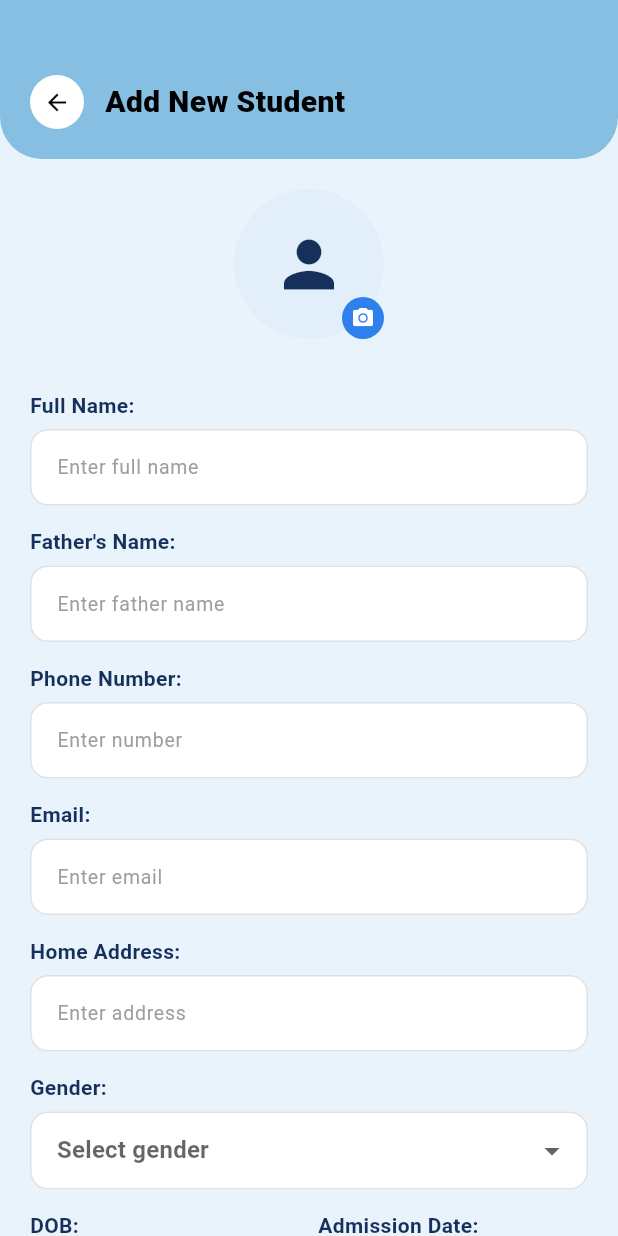
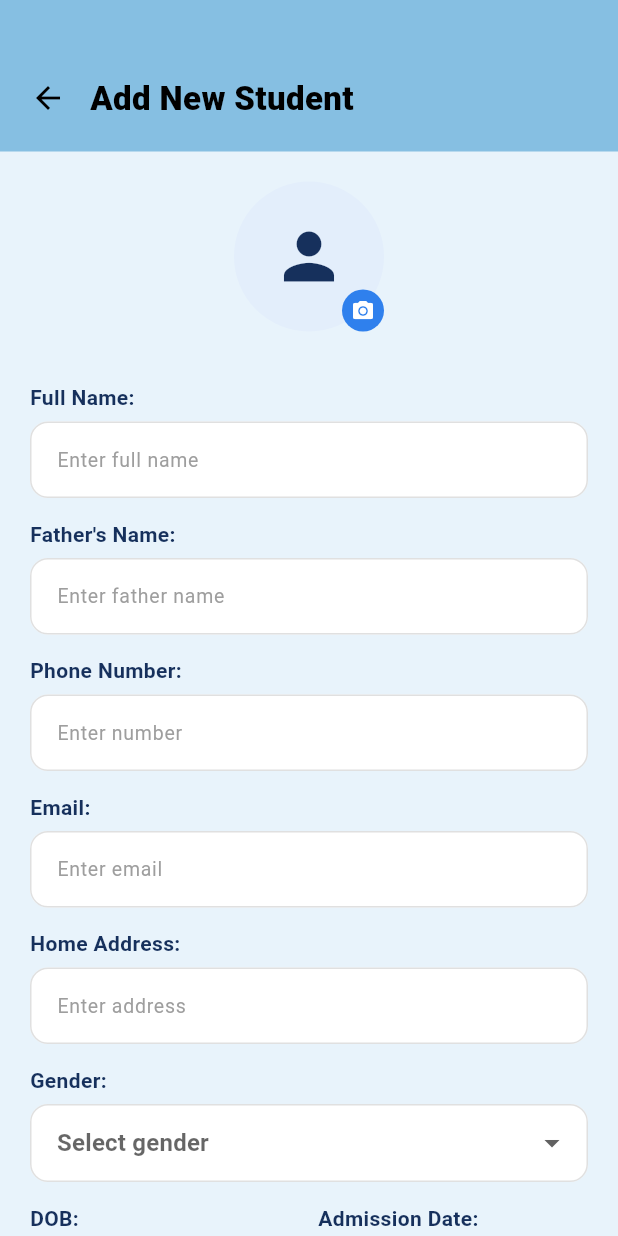
Before and after one commit to Amansarfraz/coaching_center_manager, a Flutter app: the StudentAddScreen screen opened directly, on a phone screen of 412 x 824 dp. Run offline on Flutter 3.47's test engine with Material 3 defaults, Android fonts, the phone set to English and light mode, and no system bars; our stand-ins replace dio, image_picker, shared_preferences; accounts and stored records are empty.

Commit message:
Initial commit

```diff
--- a/coaching_center_manager/lib/screens/student/student_add_screen.dart
+++ b/coaching_center_manager/lib/screens/student/student_add_screen.dart
@@ -201,37 +201,63 @@ class _StudentAddScreenState extends State<StudentAddScreen> {
       body: Column(
         children: [
           // Header
+          // Container(
+          //   width: double.infinity,
+          //   padding: const EdgeInsets.fromLTRB(20, 50, 20, 20),
+          //   decoration: const BoxDecoration(
+          //     color: Color(0xFF86BFE2),
+          //     borderRadius: BorderRadius.only(
+          //       bottomLeft: Radius.circular(28),
+          //       bottomRight: Radius.circular(28),
+          //     ),
+          //   ),
+          //   child: Row(
+          //     children: [
+          //       InkWell(
+          //         onTap: () => Navigator.pop(context),
+          //         borderRadius: BorderRadius.circular(30),
+          //         child: const CircleAvatar(
+          //           radius: 18,
+          //           backgroundColor: Colors.white,
+          //           child: Icon(
+          //             Icons.arrow_back,
+          //             color: Colors.black,
+          //             size: 18,
+          //           ),
+          //         ),
+          //       ),
+          //       const SizedBox(width: 14),
+          //       Text(
+          //         _isEditMode ? 'Edit Student' : 'Add New Student',
+          //         style: const TextStyle(
+          //           fontWeight: FontWeight.w800,
+          //           fontSize: 20,
+          //           color: Colors.black,
+          //         ),
+          //       ),
+          //     ],
+          //   ),
+          // ),
           Container(
             width: double.infinity,
             padding: const EdgeInsets.fromLTRB(20, 50, 20, 20),
-            decoration: const BoxDecoration(
-              color: Color(0xFF86BFE2),
-              borderRadius: BorderRadius.only(
-                bottomLeft: Radius.circular(28),
-                bottomRight: Radius.circular(28),
-              ),
-            ),
+            decoration: const BoxDecoration(color: Color(0xFF86BFE2)),
             child: Row(
               children: [
                 InkWell(
                   onTap: () => Navigator.pop(context),
-                  borderRadius: BorderRadius.circular(30),
-                  child: const CircleAvatar(
-                    radius: 18,
-                    backgroundColor: Colors.white,
-                    child: Icon(
-                      Icons.arrow_back,
-                      color: Colors.black,
-                      size: 18,
-                    ),
+                  child: const Icon(
+                    Icons.arrow_back,
+                    color: Colors.black,
+                    size: 24,
                   ),
                 ),
-                const SizedBox(width: 14),
+                const SizedBox(width: 16),
                 Text(
                   _isEditMode ? 'Edit Student' : 'Add New Student',
                   style: const TextStyle(
                     fontWeight: FontWeight.w800,
-                    fontSize: 20,
+                    fontSize: 22,
                     color: Colors.black,
                   ),
                 ),
```
Also changed, not shown: coaching_center_manager/lib/screens/student/student_list_screen.dart (+13 -23 lines).
